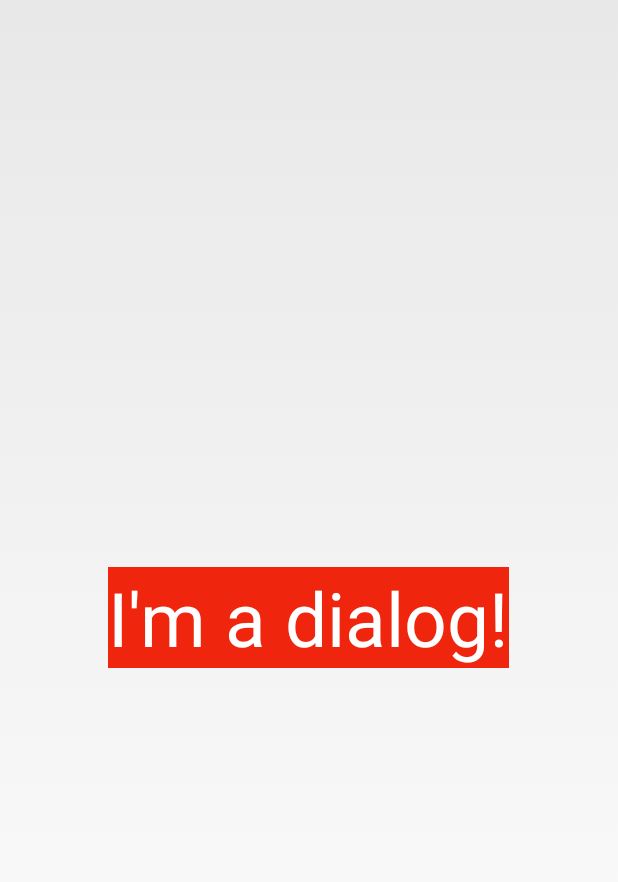
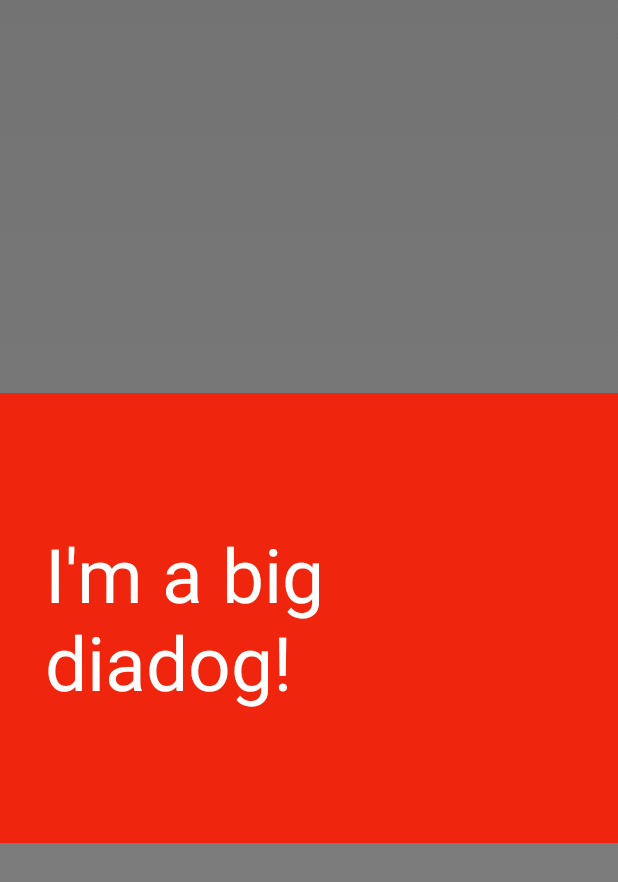
Before and after one commit to alfiewm/ballin-ninja, an Android app: the layout dialog_view.xml on its own in the app's theme, with its tools: preview values and no code run, on a phone screen of 412 x 824 dp. Shown: the top 882 px of the screen. Run offline under Robolectric (Android 15) with nearby library versions, the phone set to English and light mode, and no system bars.

Commit message:
dialog theme?

```diff
--- a/StatusBarTint-v2/app/src/main/java/meng/statusbartint/ui/SplashActivity.java
+++ b/StatusBarTint-v2/app/src/main/java/meng/statusbartint/ui/SplashActivity.java
@@ -29,6 +29,12 @@ public class SplashActivity extends BaseActivity {
             @Override
             public void run() {
                 ehImageView.setVisibility(View.VISIBLE);
+                new Handler().postDelayed(new Runnable() {
+                    @Override
+                    public void run() {
+                        finish();
+                    }
+                }, 2000);
             }
         }, 2000);
     }
--- a/StatusBarTint-v2/app/src/main/res/layout/dialog_view.xml
+++ b/StatusBarTint-v2/app/src/main/res/layout/dialog_view.xml
@@ -3,15 +3,17 @@
     android:layout_width="match_parent"
     android:layout_height="match_parent"
     android:gravity="center"
+    android:background="#80000000"
     android:orientation="vertical">
 
-    <TextView
+    <EditText
         android:id="@+id/content"
         android:layout_width="wrap_content"
-        android:layout_height="wrap_content"
+        android:layout_height="300dp"
         android:background="#f0250d"
-        android:text="I'm a dialog!"
+        android:padding="30dp"
         android:textColor="#ffffff"
+        android:text="I'm a big diadog!"
         android:textSize="50sp" />
 
 </LinearLayout>
--- a/StatusBarTint-v2/app/src/main/res/values/strings.xml
+++ b/StatusBarTint-v2/app/src/main/res/values/strings.xml
@@ -1,3 +1,4 @@
 <resources>
     <string name="app_name">StatusBarTint</string>
+    <drawable name="dialog_background_transparent">@android:color/transparent</drawable>
 </resources>
```
Also changed, not shown: StatusBarTint-v2/app/src/main/java/meng/statusbartint/ui/OmniThemeActivity.java (+6 -10 lines).
